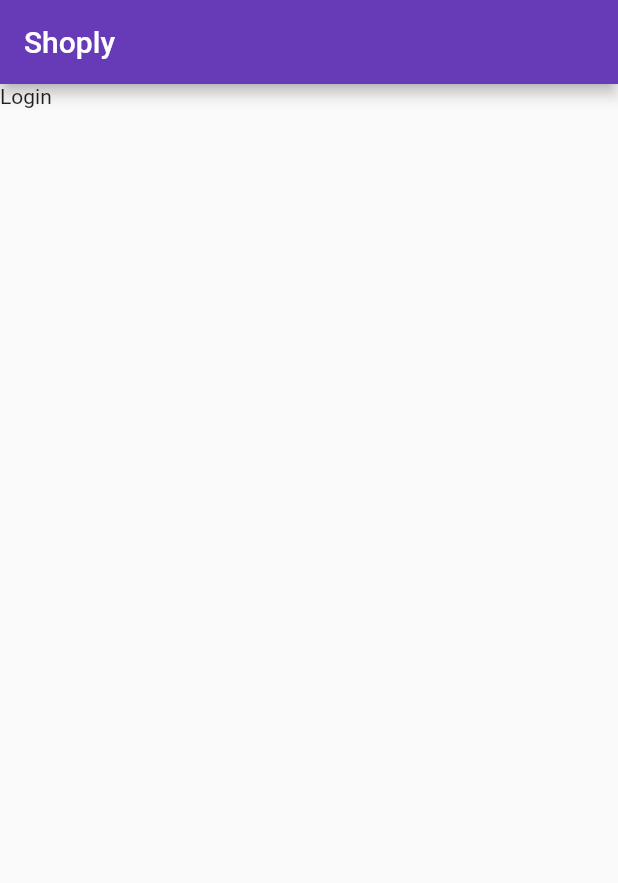
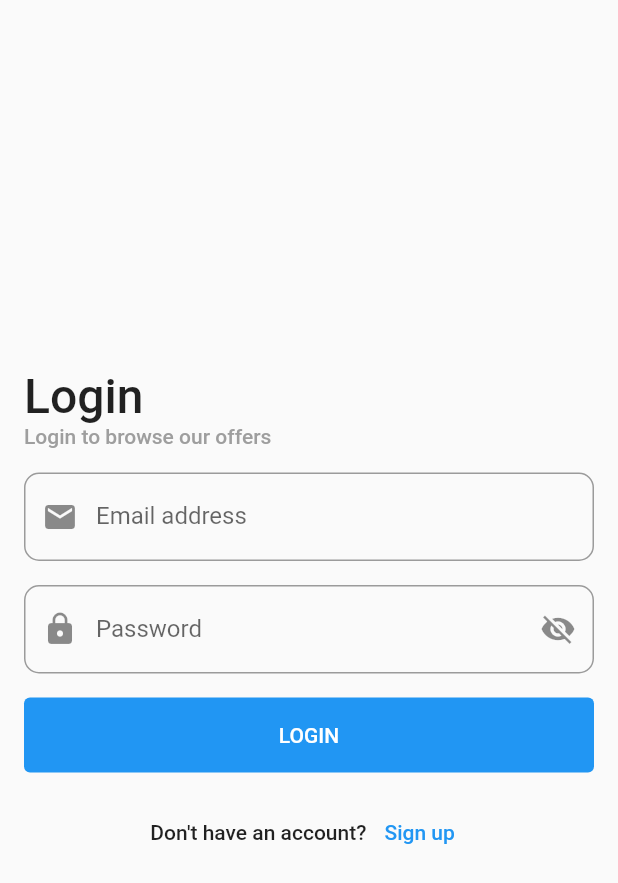
Before and after one commit to ganainy/shop_app_flutter, a Flutter app: the screen it shows after launch, after a tap on "SKIP", on a phone screen of 412 x 824 dp. Shown: the top 883 px of the screen. Run offline on Flutter 3.47's test engine with Material 2 defaults, Android fonts, the phone set to English and light mode, and no system bars; our stand-ins replace bloc, smooth_page_indicator.

Commit message:
login screen layout design

```diff
--- /dev/null
+++ b/lib/bloc/login_cubit.dart
@@ -0,0 +1,8 @@
+import 'package:bloc/bloc.dart';
+import 'package:meta/meta.dart';
+
+part 'login_state.dart';
+
+class LoginCubit extends Cubit<LoginStates> {
+  LoginCubit() : super(LoginInitial());
+}
--- /dev/null
+++ b/lib/bloc/login_state.dart
@@ -0,0 +1,16 @@
+part of 'login_cubit.dart';
+
+@immutable
+abstract class LoginStates {}
+
+class LoginInitial extends LoginStates {}
+
+class LoginLoading extends LoginStates {}
+
+class LoginSuccess extends LoginStates {}
+
+class LoginError extends LoginStates {
+  final String errorMessage;
+
+  LoginError(this.errorMessage);
+}
--- a/lib/main.dart
+++ b/lib/main.dart
@@ -45,8 +45,7 @@ class _MyHomePageState extends State<MyHomePage> {
         actions: [
           IconButton(
               onPressed: () {
-                navigateToAndFinish(
-                    context: context, screen: const LoginScreen());
+                navigateToAndFinish(context: context, screen: LoginScreen());
               },
               icon: const Text('SKIP'))
         ],
@@ -90,7 +89,7 @@ class _MyHomePageState extends State<MyHomePage> {
         onPressed: () {
           if (_controller.page == 2) {
             //this is the last page of onboarding, go to login screen
-            navigateToAndFinish(context: context, screen: const LoginScreen());
+            navigateToAndFinish(context: context, screen: LoginScreen());
           } else {
             //go to next page of onboarding
             _controller.nextPage(
--- a/lib/screens/login.dart
+++ b/lib/screens/login.dart
@@ -1,15 +1,111 @@
 import 'package:flutter/material.dart';
+import 'package:shop_app_flutter/screens/sign_up.dart';
+import 'package:shop_app_flutter/shared/components.dart';
 
 class LoginScreen extends StatelessWidget {
-  const LoginScreen({Key? key}) : super(key: key);
+  LoginScreen({Key? key}) : super(key: key);
+
+  TextEditingController emailController = TextEditingController();
+  TextEditingController passwordController = TextEditingController();
+  final _formKey = GlobalKey<FormState>();
+  bool isPasswordVisible = true;
 
   @override
   Widget build(BuildContext context) {
     return Scaffold(
-      appBar: AppBar(
-        title: const Text('Shoply'),
+      body: Form(
+        key: _formKey,
+        child: Padding(
+          padding: const EdgeInsets.all(16.0),
+          child: Column(
+            mainAxisAlignment: MainAxisAlignment.center,
+            crossAxisAlignment: CrossAxisAlignment.start,
+            children: [
+              Text(
+                'Login ',
+                style: Theme.of(context)
+                    .textTheme
+                    .headline6
+                    ?.copyWith(fontSize: 32),
+              ),
+              Text(
+                'Login to browse our offers ',
+                style: Theme.of(context)
+                    .textTheme
+                    .bodyText1
+                    ?.copyWith(color: Colors.grey),
+              ),
+              const SizedBox(
+                height: 16,
+              ),
+              DefaultFormField(
+                labelText: 'Email address',
+                controller: emailController,
+                prefixIcon: const Icon(Icons.email),
+                validator: (value) {
+                  if (value.toString().isEmpty) {
+                    return 'Please enter Email address';
+                  } else {
+                    return null;
+                  }
+                },
+              ),
+              const SizedBox(
+                height: 16,
+              ),
+              DefaultFormField(
+                labelText: 'Password',
+                controller: passwordController,
+                prefixIcon: const Icon(Icons.lock),
+                suffixIcon: IconButton(
+                  onPressed: () {
+                    isPasswordVisible = !isPasswordVisible;
+                  },
+                  icon: isPasswordVisible
+                      ? const Icon(Icons.visibility_off)
+                      : const Icon(Icons.visibility),
+                ),
+                obscureText: !isPasswordVisible,
+                validator: (value) {
+                  if (value.toString().isEmpty) {
+                    return 'Please enter password';
+                  } else {
+                    return null;
+                  }
+                },
+              ),
+              const SizedBox(
+                height: 16,
+              ),
+              DefaultButton(
+                  onPressed: () {
+                    if (_formKey.currentState!.validate()) {
+                      // If the form is valid
+                    }
+                  },
+                  text: 'login'),
+              const SizedBox(
+                height: 16,
+              ),
+              Row(
+                mainAxisAlignment: MainAxisAlignment.center,
+                children: [
+                  Text(
+                    'Don\'t have an account? ',
+                    style: Theme.of(context).textTheme.bodyText1,
+                  ),
+                  TextButton(
+                    onPressed: () {
+                      navigateTo(context: context, screen: SignupScreen());
+                    },
+                    child: const Text('Sign up'),
+                  ),
+                ],
+              ),
+            ],
+          ),
+        ),
       ),
-      body: const Text('Login '),
       // This trailing comma makes auto-formatting nicer for build methods.
     );
   }
--- /dev/null
+++ b/lib/screens/sign_up.dart
@@ -0,0 +1,12 @@
+import 'package:flutter/material.dart';
+
+class SignupScreen extends StatelessWidget {
+  const SignupScreen({Key? key}) : super(key: key);
+
+  @override
+  Widget build(BuildContext context) {
+    return Scaffold(
+      body: Text('Sign up'),
+    );
+  }
+}
--- a/lib/shared/components.dart
+++ b/lib/shared/components.dart
@@ -22,6 +22,57 @@ void navigateTo({required BuildContext context, required Widget screen}) {
     MaterialPageRoute(builder: (context) {
       return screen;
     }),
+  );
+}
+
+DefaultFormField({
+  required String labelText,
+  required TextEditingController controller,
+  bool obscureText = false,
+  Icon? prefixIcon,
+  IconButton? suffixIcon,
+  TextInputType? keyboardType,
+  GestureTapCallback? onFieldTap,
+  bool? isReadOnly,
+  FormFieldValidator? validator,
+  ValueChanged<String>? onFieldChanged,
+}) {
+  return TextFormField(
+    onChanged: onFieldChanged,
+    onTap: onFieldTap,
+    keyboardType: keyboardType,
+    controller: controller,
+    obscureText: obscureText,
+    readOnly: isReadOnly ?? false,
+    validator: validator,
+    decoration: InputDecoration(
+      border: OutlineInputBorder(
+        borderRadius: BorderRadius.circular(10.0),
+      ),
+      prefixIcon: prefixIcon,
+      suffixIcon: suffixIcon,
+      labelText: labelText,
+    ),
+  );
+}
+
+DefaultButton({
+  required String text,
+  required VoidCallback onPressed,
+}) {
+  return Container(
+    height: 50,
+    width: double.infinity,
+    child: Expanded(
+      child: TextButton(
+        onPressed: onPressed,
+        child: Text(text.toUpperCase()),
+        style: TextButton.styleFrom(
+          primary: Colors.white,
+          backgroundColor: Colors.blue,
+        ),
+      ),
+    ),
   );
 }
 
--- a/lib/shared/constants.dart
+++ b/lib/shared/constants.dart
@@ -1,5 +1,5 @@
 import 'package:flutter/material.dart';
 
-const MaterialColor primaryColor = Colors.deepPurple;
+const MaterialColor primaryColor = Colors.blue;
 const double largeFontSize = 24.0;
 const double mediumFontSize = 14.0;
```
